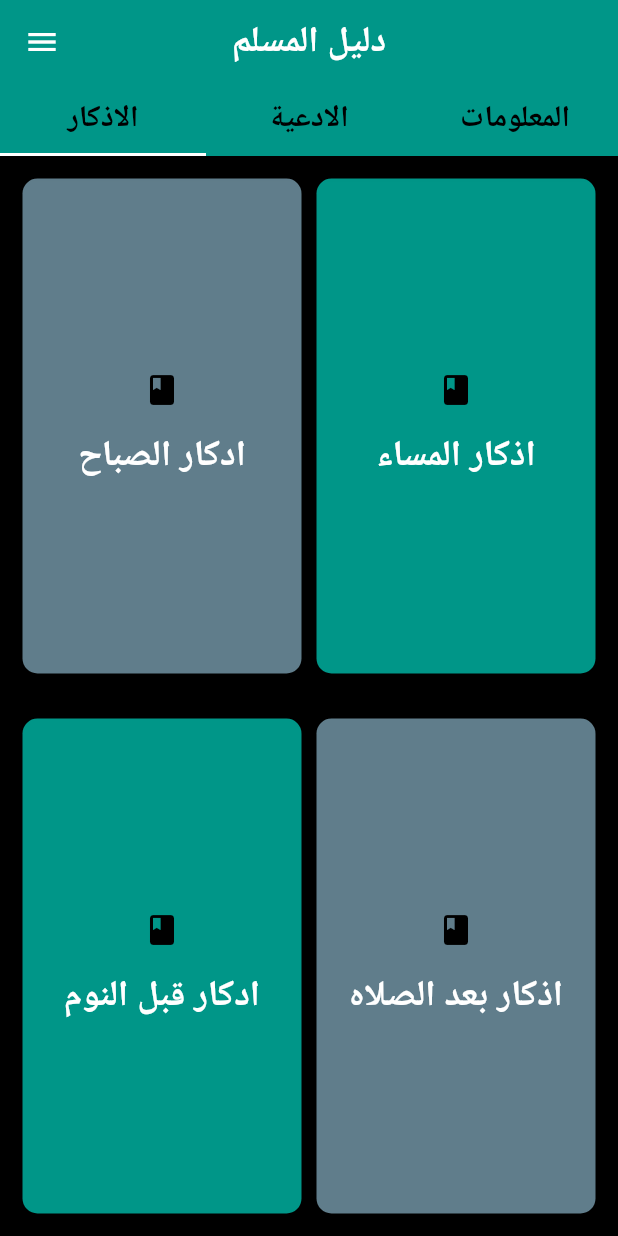
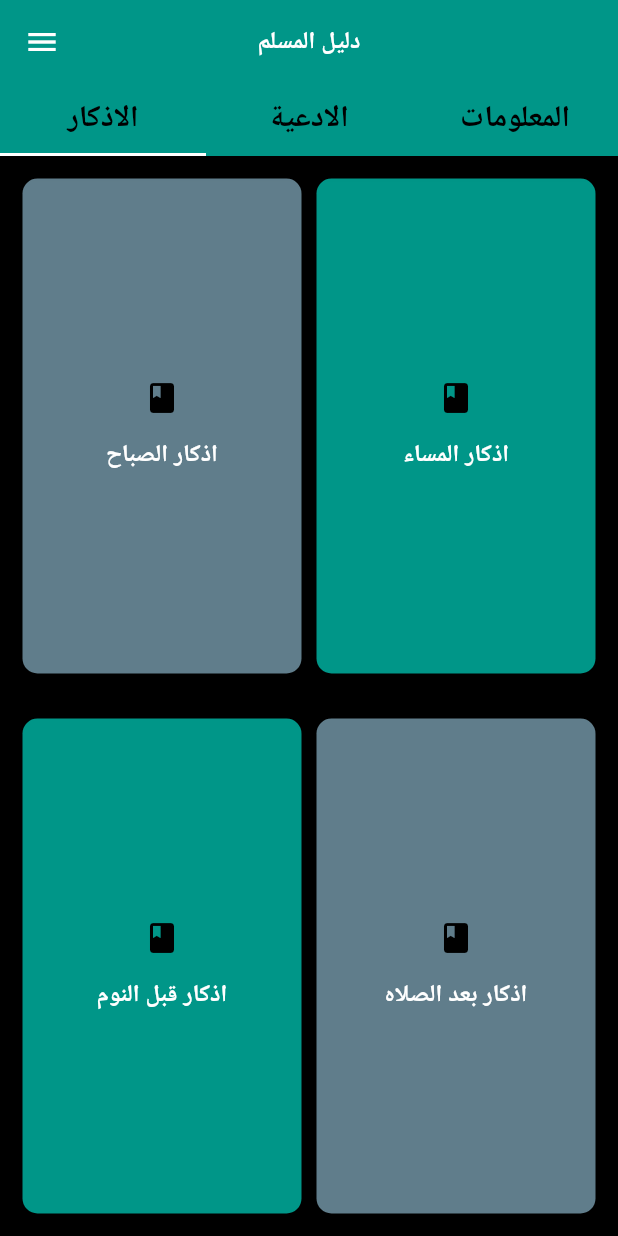
Before and after one commit to NaderMohra20/Remembrance_-application, a Flutter app: the screen it shows after launch, on a phone screen of 412 x 824 dp. Run offline on Flutter 3.47's test engine with Material 2 defaults, Android fonts, the phone set to English and light mode, and no system bars; our stand-ins replace share_plus.

Commit message:
first commit

```diff
--- a/lib/Remembrancesclasses/Remembrances.dart
+++ b/lib/Remembrancesclasses/Remembrances.dart
@@ -1,4 +1,3 @@
-
 import 'package:flutter/material.dart';
 import 'package:flutter_application_4/Remembrancesclasses/RemembrancesOnTap.dart';
 
@@ -21,9 +20,9 @@ class Remembrances extends State<MyHome2Page>{
                   padding: const EdgeInsets.all(15.0),
                   child: Row(
                     children: [
-                      r1Expanded(context,"ادكار الصباح",1),
+                      r1Expanded("اذكار الصباح",1),
                       const SizedBox(width: 10),
-                      r1Expanded(context, 'اذكار المساء',2),
+                      r1Expanded( 'اذكار المساء',2),
                     ],
                   ),
 
@@ -34,9 +33,9 @@ class Remembrances extends State<MyHome2Page>{
                   padding: const EdgeInsets.all(15.0),
                   child: Row(
                     children: [
-                      r1Expanded(context,"ادكار قبل النوم",4),
+                      r1Expanded("اذكار قبل النوم",4),
                       const SizedBox(width: 10),
-                      r1Expanded(context, 'اذكار بعد الصلاه',3),
+                      r1Expanded( 'اذكار بعد الصلاه',3),
                     ],
                   ),
 
@@ -47,8 +46,14 @@ class Remembrances extends State<MyHome2Page>{
     );
   }
 }
-Expanded r1Expanded(BuildContext context, String type,int index) {
+class r1Expanded extends StatelessWidget {
+  String type;
+  int index;
 
+  r1Expanded(this.type,this.index );
+
+  @override
+  Widget build(BuildContext context) {
     return Expanded(
       child:  GestureDetector(
         onTap: () {
@@ -441,3 +446,5 @@ ________________________________________
       ),
     );
   }
+
+}
--- a/lib/Screen/home.dart
+++ b/lib/Screen/home.dart
@@ -5,6 +5,7 @@ import 'package:flutter_application_4/Remembrancesclasses/Remembrances.dart';
 import 'package:flutter_application_4/Duasclasses/Duas.dart';
 import 'package:flutter_application_4/Remembrancesclasses/RemembrancesOnTap.dart';
 import 'package:flutter_application_4/informationsclasses/Informations.dart';
+import 'package:url_launcher/url_launcher.dart';
 
 class MyHomePage extends StatefulWidget {
   const MyHomePage({Key? key}) : super(key: key);
@@ -13,6 +14,9 @@ class MyHomePage extends StatefulWidget {
   State<MyHomePage> createState() => MyHomePageState();
 }
 class MyHomePageState extends State<MyHomePage> {
+  sendMessageByWhatsapp(String phone, String message) {
+     String url = "whatsapp://send?phone=$phone&text=${Uri.encodeFull(message)}";
+      launchUrl(Uri.parse(url)); }
 
 
 
@@ -40,7 +44,7 @@ class MyHomePageState extends State<MyHomePage> {
                 Navigator.push(
             context,
              MaterialPageRoute(
-             builder: (context) => DuasOnTap("""
+             builder: (context) => DuasAndInformationOnTap("""
 مالدعاء طاعة لله، وامتثال لأمره
 قال تعالى: "وقال ربكم ادعوني أستجب لكم إن الذين يستكبرون عن عبادتي سيدخلون جهنم داخرين". [سورة غافر: الآية 60]
 الدعاء عبادة
@@ -71,7 +75,7 @@ class MyHomePageState extends State<MyHomePage> {
                 Navigator.push(
             context,
              MaterialPageRoute(
-             builder: (context) => DuasOnTap("""
+             builder: (context) => DuasAndInformationOnTap("""
 حصول المسلم على الأجر والثواب في الدنيا والأخرة، فكل تسبيحة ذكر يذكر المسلم بها الله تعالى يؤجر عليها كأجر تصدقه بشيءٍ. دخول الجنة من غير حساب لمَن قرأ هذه الأذكار في الصباح والمساء، ومات في نفس اليوم
  عتق الذاكر من عذاب النار والقبر
  زرع الطمأنينة في قلب المسلم، لكسبه رضا الله تعالى وقربه، فيصبح قلبه راضياً بكل قضاء من الله؛ لأنه يعلم بأنَّ كل ما يأتي من الله خير
@@ -867,10 +871,22 @@ class MyHomePageState extends State<MyHomePage> {
 
 36- ((اللهم اجعل صلاتك ورحمتك وبركاتك على سيد المرسلين، وإمام المتقين، وخاتم النبيين، محمد عبدك ورسولك إمام الخير، وقائد البر، ورسول الرحمة، اللهم ابعثه مقامًا محمودًا يغبطه به الأولون والآخرون))؛ أخرجه ابن ماجه في سننه، والطبراني في العجم الكبير.
 
-""",'الرقية الشرعية') ));
+""",'الرقية الشرعية') ),
+
+);
 
               },
             ),
+            ListTile(
+
+              trailing: const Icon(Icons.arrow_forward_ios,color:Colors.white),
+
+              title:  Text("تواصل معنا ",style: Theme.of(context).textTheme.headline2),
+              onTap: () {
+                sendMessageByWhatsapp("972592925383","");
+              }
+           )
+
           ],
         ),
       ),
--- a/lib/main.dart
+++ b/lib/main.dart
@@ -13,14 +13,15 @@ class MyApp extends StatelessWidget {
   Widget build(BuildContext context) {
     return MaterialApp(
       debugShowCheckedModeBanner: false,
-      title: 'Flutter Demo',
+      title: 'Remembrance App',
       theme: ThemeData(
         primarySwatch: Colors.teal,
         canvasColor: Colors.black,
+        visualDensity: VisualDensity.adaptivePlatformDensity,
         iconTheme: const IconThemeData(color: Colors.black),
         textTheme: const TextTheme(
           headline1: TextStyle(
-            fontSize: 24,
+            fontSize: 16,
             fontWeight: FontWeight.w800,
             color: Colors.white,
           ),
@@ -38,7 +39,7 @@ class MyApp extends StatelessWidget {
 
         ),
       ),
-      home:const MyHomePage(),
+      home: const MyHomePage(),
       );
 
 
--- a/pubspec.yaml
+++ b/pubspec.yaml
@@ -31,9 +31,12 @@ dependencies:
     sdk: flutter
 
 
+
   # The following adds the Cupertino Icons font to your application.
   # Use with the CupertinoIcons class for iOS style icons.
   cupertino_icons: ^1.0.2
+  url_launcher: ^6.1.4
+  share_plus: ^4.0.10
 
 dev_dependencies:
   flutter_test:
```
Also changed, not shown: lib/Duasclasses/Duas.dart (+33 -29 lines), lib/Duasclasses/DuasOnTap.dart (+16 -8 lines), lib/Remembrancesclasses/RemembrancesOnTap.dart (+20 -7 lines), lib/informationsclasses/Informations.dart (+23 -59 lines), pubspec.lock, 5 other files.
